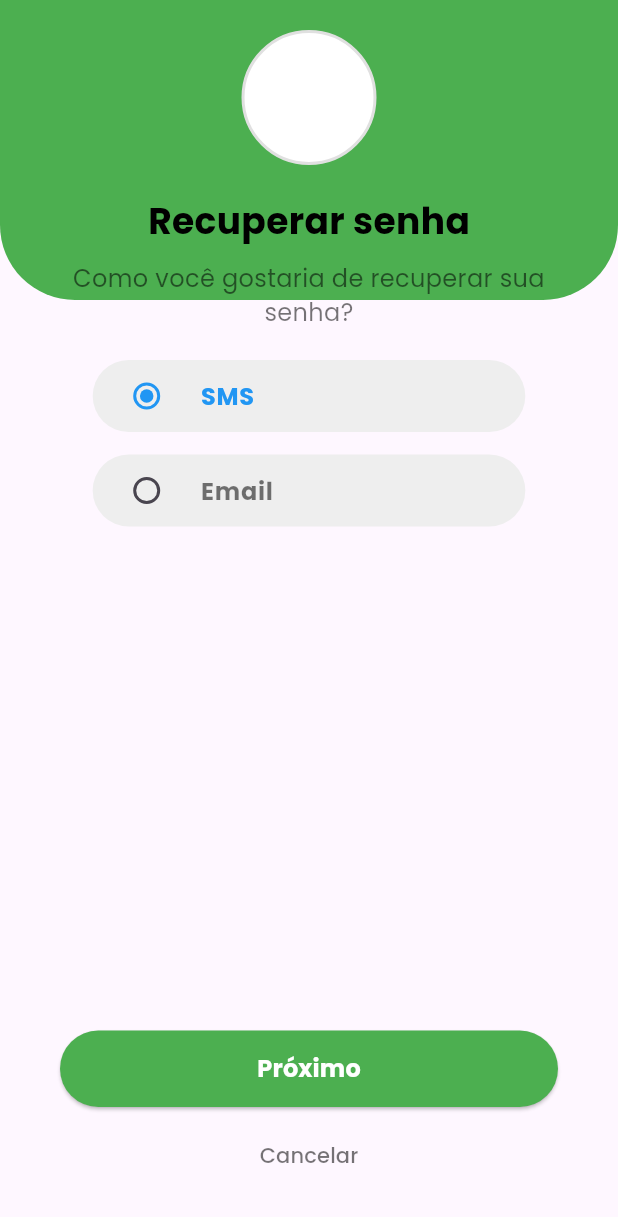
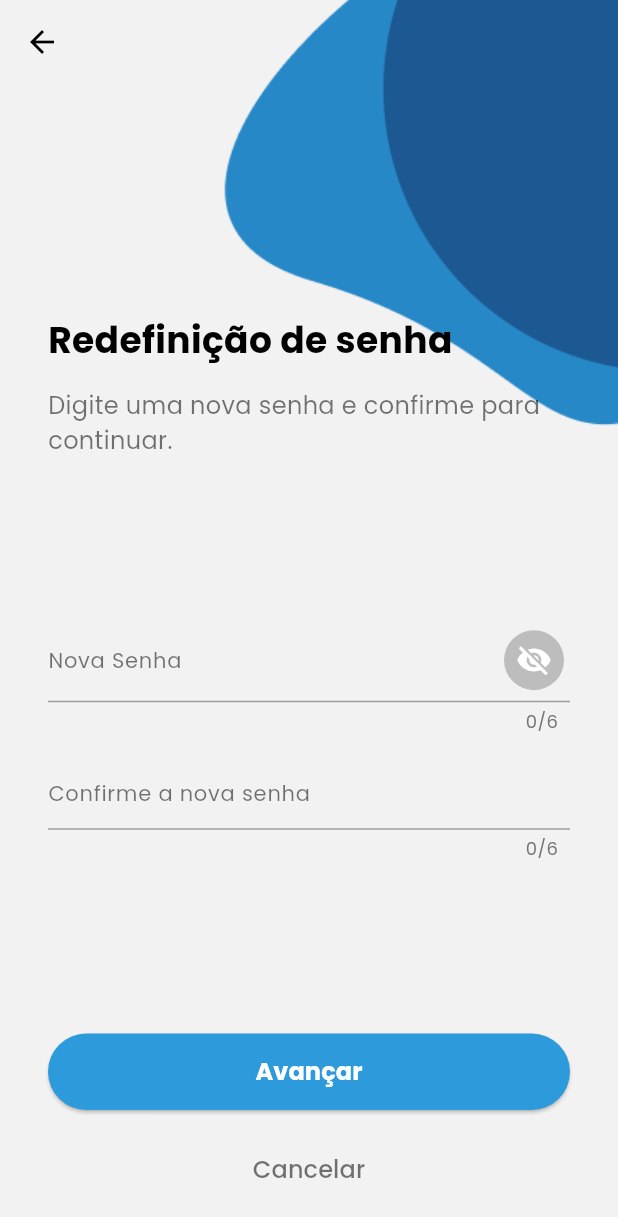
Before and after one commit to uekitateiji/entre-vizinhos-app, a Flutter app: the ForgotPasswordPage screen opened directly, on a phone screen of 412 x 824 dp. Shown: the top 1217 px of the screen. Run offline on Flutter 3.47's test engine with Material 3 defaults, Android fonts, the phone set to English and light mode, and no system bars.

Commit message:
feat: customizing the theme

```diff
--- /dev/null
+++ b/lib/presentation/shared/widgets/text_field/expanded_password_form_field.dart
@@ -0,0 +1,127 @@
+import 'package:flutter/material.dart';
+import 'package:flutter/services.dart';
+
+class ExpandedPasswordFormField extends StatefulWidget {
+  final String label;
+  final String? errorMessage;
+  final bool error;
+  final TextEditingController controller;
+  final FocusNode focusNode;
+  final bool showIcon;
+
+  const ExpandedPasswordFormField({
+    super.key,
+    required this.label,
+    this.errorMessage,
+    required this.error,
+    required this.controller,
+    required this.focusNode,
+    this.showIcon = false, // Ícone visível por padrão
+  });
+
+  @override
+  State<ExpandedPasswordFormField> createState() =>
+      _ExpandedPasswordFormFieldState();
+}
+
+class _ExpandedPasswordFormFieldState extends State<ExpandedPasswordFormField> {
+  bool _isObscured = true; // Alternar visibilidade da senha
+
+  @override
+  Widget build(BuildContext context) {
+    return Column(
+      crossAxisAlignment: CrossAxisAlignment.start, // Alinhamento correto
+      children: [
+        TextField(
+          controller: widget.controller,
+          focusNode: widget.focusNode,
+          obscureText: _isObscured,
+          keyboardType: TextInputType.number, // Somente números
+          inputFormatters: [
+            FilteringTextInputFormatter.digitsOnly, // Apenas números
+            LengthLimitingTextInputFormatter(6), // Máximo de 6 caracteres
+          ],
+          onChanged: (value) {
+            if (value.length > 6) {
+              widget.controller.text = value.substring(0, 6);
+              widget.controller.selection = TextSelection.collapsed(
+                  offset: widget.controller.text.length);
+            }
+            setState(() {}); // Atualiza a tela ao digitar
+          },
+          decoration: InputDecoration(
+            hintText: widget.label,
+            hintStyle: const TextStyle(
+              fontSize: 14,
+              color: Colors.black54,
+            ),
+            enabledBorder: UnderlineInputBorder(
+              borderSide: BorderSide(
+                color: widget.error ? Colors.red : Colors.grey,
+              ),
+            ),
+            focusedBorder: UnderlineInputBorder(
+              borderSide: BorderSide(
+                color: widget.error
+                    ? Colors.red
+                    : Theme.of(context).colorScheme.primary,
+                width: 2,
+              ),
+            ),
+            suffixIcon: widget.showIcon
+                ? Padding(
+                    padding: const EdgeInsets.only(bottom: 8.0),
+                    child: Container(
+                      width: 40,
+                      height: 40,
+                      decoration: BoxDecoration(
+                        color: Colors.grey.shade400,
+                        shape: BoxShape.circle,
+                      ),
+                      child: IconButton(
+                        icon: Icon(
+                          _isObscured
+                              ? Icons.visibility_off
+                              : Icons.visibility,
+                          color: Colors.white,
+                        ),
+                        onPressed: () {
+                          setState(() {
+                            _isObscured = !_isObscured;
+                          });
+                        },
+                      ),
+                    ),
+                  )
+                : null,
+          ),
+        ),
+        // 🔹 Contador no canto inferior direito
+        Padding(
+          padding: const EdgeInsets.only(top: 4, right: 8),
+          child: Align(
+            alignment: Alignment.centerRight,
+            child: Text(
+              "${widget.controller.text.length}/6",
+              style: TextStyle(
+                fontSize: 12,
+                color: widget.error ? Colors.red : Colors.grey.shade600,
+              ),
+            ),
+          ),
+        ),
+        if (widget.errorMessage != null && widget.error)
+          Padding(
+            padding: const EdgeInsets.only(top: 8.0),
+            child: Text(
+              widget.errorMessage!,
+              style: const TextStyle(
+                color: Colors.red,
+                fontSize: 12,
+              ),
+            ),
+          ),
+      ],
+    );
+  }
+}
--- /dev/null
+++ b/lib/presentation/shared/widgets/widgets.dart
@@ -0,0 +1,4 @@
+export 'custom_app_bar/custom_app_bar.dart';
+export 'custom_button/custom_button.dart';
+export 'text_field/expanded_text_form_field.dart';
+export 'text_field/expanded_password_form_field.dart';
--- a/lib/presentation/views/public/views/forgot_password/forgot_password_page.dart
+++ b/lib/presentation/views/public/views/forgot_password/forgot_password_page.dart
@@ -1,5 +1,5 @@
 import 'package:flutter/material.dart';
-import '../../../../shared/components/custom_button.dart';
+import '../../../../shared/widgets/widgets.dart';
 
 class ForgotPasswordPage extends StatefulWidget {
   const ForgotPasswordPage({super.key});
@@ -9,114 +9,116 @@ class ForgotPasswordPage extends StatefulWidget {
 }
 
 class _ForgotPasswordPageState extends State<ForgotPasswordPage> {
-  String _selectedMethod = 'SMS'; // Opção inicial
+  final TextEditingController _novaSenhaController = TextEditingController();
+  final TextEditingController _confirmarSenhaController = TextEditingController();
+  final FocusNode _novaSenhaFocusNode = FocusNode();
+  final FocusNode _confirmarSenhaFocusNode = FocusNode();
+
+  bool _novaSenhaValida = true;
+  bool _confirmarSenhaValida = true;
+  bool _isObscured = true;
+
+  void _validarSenha() {
+    setState(() {
+      _novaSenhaValida = _novaSenhaController.text.length == 6;
+      _confirmarSenhaValida = _novaSenhaController.text == _confirmarSenhaController.text;
+    });
+  }
+
+  void _togglePasswordVisibility() {
+    setState(() {
+      _isObscured = !_isObscured;
+    });
+  }
 
   @override
   Widget build(BuildContext context) {
     double screenWidth = MediaQuery.of(context).size.width;
 
     return Scaffold(
-      resizeToAvoidBottomInset: true,
+      resizeToAvoidBottomInset: false,
+      extendBodyBehindAppBar: true,
+      appBar: CustomAppBar(
+        icon: Icons.arrow_back,
+        onIconPressed: () {
+          Navigator.pop(context);
+        },
+      ),
       body: Stack(
         children: [
-          // Background verde no topo
-          Positioned(
-            top: 0,
-            left: 0,
-            right: 0,
-            height: 200,
-            child: Container(
-              decoration: const BoxDecoration(
-                color: Colors.green,
-                borderRadius: BorderRadius.only(
-                  bottomLeft: Radius.circular(50),
-                  bottomRight: Radius.circular(50),
+          Positioned.fill(
+            child: Image.asset(
+              "assets/background-right.png",
+              fit: BoxFit.cover,
             ),
           ),
-            ),
-          ),
-
           SafeArea(
+            child: Padding(
+              padding: const EdgeInsets.symmetric(horizontal: 32),
               child: Column(
+                crossAxisAlignment: CrossAxisAlignment.start,
                 children: [
-                const SizedBox(height: 20),
-
-                // Avatar
-                Container(
-                  width: 90,
-                  height: 90,
-                  decoration: BoxDecoration(
-                    shape: BoxShape.circle,
-                    color: Colors.white,
-                    border: Border.all(color: Colors.grey.shade300, width: 2),
-                  ),
-                ),
-
-                const SizedBox(height: 20),
-
-                // Título "Recuperar senha"
+                  const Spacer(flex: 4),
                   const Text(
-                  "Recuperar senha",
+                    "Redefinição de senha",
                     style: TextStyle(
                       fontSize: 24,
                       fontWeight: FontWeight.bold,
                       color: Colors.black,
                     ),
                   ),
+                  const SizedBox(height: 16),
+                  const Text(
+                    "Digite uma nova senha e confirme para continuar.",
+                    style: TextStyle(fontSize: 16, color: Colors.black54),
+                  ),
+                  const Spacer(flex: 3),
 
-                const SizedBox(height: 10),
+                  // **Campo Nova Senha**
+                  ExpandedPasswordFormField(
+                    label: "Nova Senha",
+                    controller: _novaSenhaController,
+                    error: !_novaSenhaValida,
+                    errorMessage: "A senha deve ter 6 caracteres",
+                    focusNode: _novaSenhaFocusNode,
+                    showIcon: true,
+                  ),
+                  const SizedBox(height: 16),
 
-                // Texto "Como você gostaria de recuperar sua senha?"
-                const Padding(
-                  padding: EdgeInsets.symmetric(horizontal: 40),
-                  child: Text(
-                    "Como você gostaria de recuperar sua senha?",
-                    textAlign: TextAlign.center,
-                    style: TextStyle(
-                      fontSize: 16,
-                      color: Colors.black54,
+                  // **Campo Confirmar Senha**
+                  ExpandedPasswordFormField(
+                    label: "Confirme a nova senha",
+                    controller: _confirmarSenhaController,
+                    error: !_confirmarSenhaValida,
+                    errorMessage: "Os campos devem ser iguais",
+                    focusNode: _confirmarSenhaFocusNode,
                   ),
+                  const Spacer(flex: 3),
+
+                  // **Botões Fixos na Parte Inferior**
+                  Column(
+                    children: [
+                      CustomButton(
+                        text: "Avançar",
+                        onPressed: _validarSenha,
+                        backgroundColor: Theme.of(context).colorScheme.primary,
                       ),
-                ),
-
-                const SizedBox(height: 20),
-
-                // Opções de seleção (SMS e Email)
-                Padding(
-                  padding: EdgeInsets.symmetric(horizontal: screenWidth * 0.15),
-                  child: Column(
-                    children: [
-                      _buildRecoveryOption("SMS"),
-                      _buildRecoveryOption("Email"),
-                    ],
-                  ),
-                ),
-
-                const Spacer(),
-
-                // Botão "Próximo"
-                Padding(
-                  padding: const EdgeInsets.symmetric(horizontal: 40),
-                  child: CustomButton(
-                    text: "Próximo",
-                    onPressed: () {},
-                    backgroundColor: Colors.green,
-                  ),
-                ),
-                const SizedBox(height: 8),
+                      const SizedBox(height: 16),
                       Align(
                         alignment: Alignment.center,
                         child: TextButton(
                           onPressed: () {},
                           child: const Text(
                             "Cancelar",
-                      style: TextStyle(fontSize: 14, color: Colors.black54),
+                            style: TextStyle(color: Colors.black54, fontSize: 16),
                           ),
                         ),
                       ),
-
-                const SizedBox(height: 30),
+                      const SizedBox(height: 20),
                     ],
+                  ),
+                ],
+              ),
             ),
           ),
         ],
@@ -124,37 +126,12 @@ class _ForgotPasswordPageState extends State<ForgotPasswordPage> {
     );
   }
 
-  /// Widget para criar opções de recuperação de senha
-  Widget _buildRecoveryOption(String title) {
-    return Container(
-      margin: const EdgeInsets.only(bottom: 15),
-      decoration: BoxDecoration(
-        color: Colors.grey.shade200,
-        borderRadius: BorderRadius.circular(30),
-      ),
-      child: RadioListTile<String>(
-        title: Text(
-          title,
-          style: TextStyle(
-            fontSize: 16,
-            fontWeight: FontWeight.bold,
-            color: _selectedMethod == title ? Colors.blue : Colors.black54,
-          ),
-        ),
-        value: title,
-        groupValue: _selectedMethod,
-        activeColor: Colors.blue,
-        onChanged: (value) {
-          setState(() {
-            _selectedMethod = value!;
-          });
-        },
-        shape: RoundedRectangleBorder(
-          borderRadius: BorderRadius.circular(30),
-        ),
-        tileColor: Colors.transparent,
-        dense: true,
-      ),
-    );
+  @override
+  void dispose() {
+    _novaSenhaController.dispose();
+    _confirmarSenhaController.dispose();
+    _novaSenhaFocusNode.dispose();
+    _confirmarSenhaFocusNode.dispose();
+    super.dispose();
   }
 }
--- a/pubspec.yaml
+++ b/pubspec.yaml
@@ -55,6 +55,8 @@ flutter:
   assets:
     - assets/background-boas-vindas.png
     - assets/background-acessar-conta.png
+    - assets/background-left.png
+    - assets/background-right.png
   fonts:
   - family: Poppins
     fonts:
```
Also changed, not shown: lib/presentation/shared/widgets/text_field/expanded_text_form_field.dart (added, +165 -0 lines), lib/presentation/views/public/views/intro/intro_page.dart (+14 -5 lines), lib/presentation/views/public/views/login/login_page.dart (+23 -62 lines), lib/presentation/views/public/views/password/password_page.dart (+21 -20 lines), assets/background-left.png (added), assets/background-right.png (added), lib/presentation/shared/widgets/custom_app_bar/custom_app_bar.dart (renamed from lib/presentation/shared/components/custom_app_bar.dart), lib/presentation/shared/widgets/custom_button/custom_button.dart (renamed from lib/presentation/shared/components/custom_button.dart), 1 other file. Lines whose indentation alone changed are shown as unchanged.
